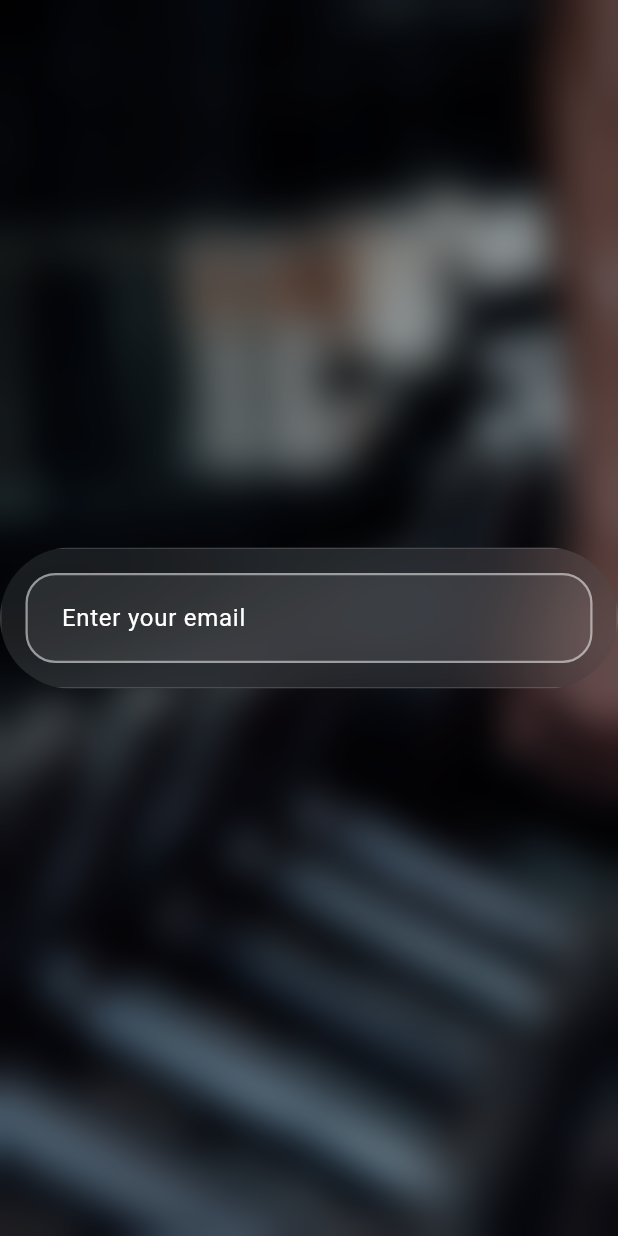
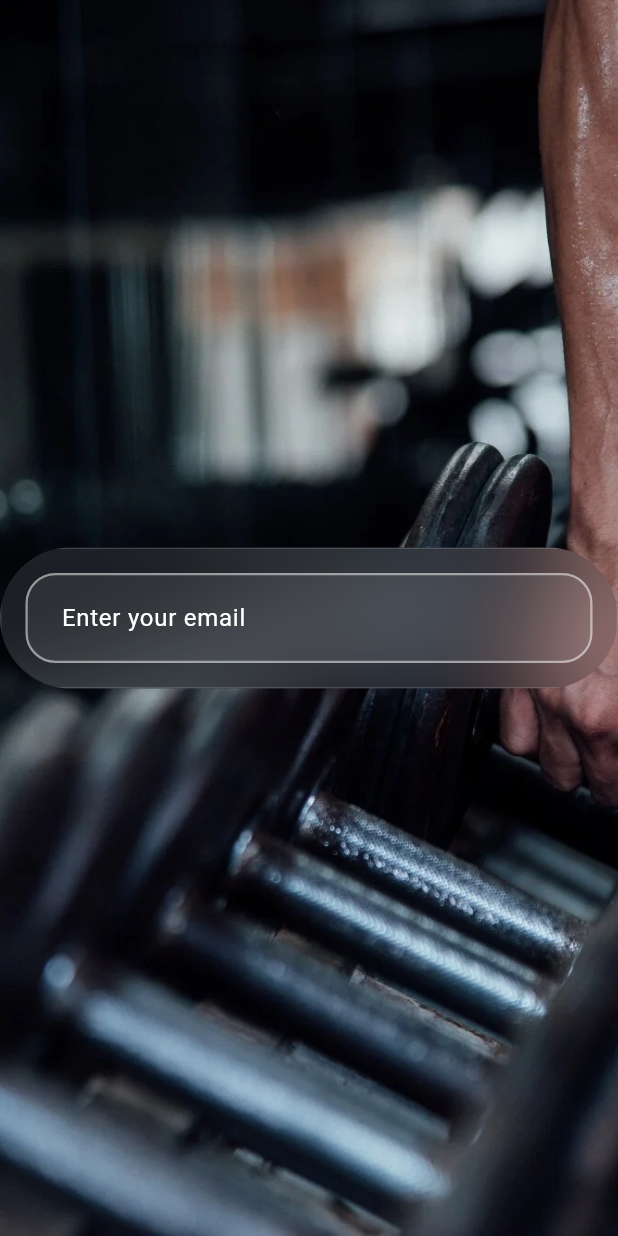
Before and after one commit to OmaarKhaaled/fitness_app, a Flutter app: the OnboardingScreen screen opened directly, on a phone screen of 412 x 824 dp. Run offline on Flutter 3.47's test engine with Material 3 defaults, Android fonts, the phone set to English and light mode, and no system bars; our stand-ins replace bloc, dio, easy_localization, equatable, flutter_bloc, flutter_secure_storage and 7 more; accounts and stored records are empty; generated files the repository leaves out were written again.

Commit message:
feat(onboarding): Implement onboarding feature with new assets and navigation

```diff
--- a/lib/core/constants/app_assets.dart
+++ b/lib/core/constants/app_assets.dart
@@ -1,9 +1,13 @@
 class AppAssets {
+  static const List<String> onBoardingSlides = [
+    onboarding1,
+    onboarding2,
+    onboarding3,
+  ];
   static const String onboarding1 = 'assets/images/onboarding_1.png';
   static const String onboarding2 = 'assets/images/onboarding_2.png';
   static const String onboarding3 = 'assets/images/onboarding_3.png';
-  static const String onboardingBackGround =
-      'assets/images/onboarding_background.jpg';
+  static const String onboardingBackGround = 'assets/images/onboarding_bg.png';
   static const String authBackground = 'assets/images/auth_background.png';
   static const String translationsPath = 'assets/translations';
 }
--- a/lib/core/routing/app_router.dart
+++ b/lib/core/routing/app_router.dart
@@ -1,5 +1,5 @@
 import 'package:fitness_app/core/constants/app_routes_constants.dart';
-import 'package:fitness_app/onboarding_screen.dart';
+import 'package:fitness_app/features/on_boarding/presentation/pages/on_boarding_page.dart';
 import 'package:go_router/go_router.dart';
 
 class AppRouter {
@@ -8,8 +8,8 @@ class AppRouter {
     routes: [
       GoRoute(
         path: AppRoutesConstants.onboardingRoute,
-        builder: (context, state) => const OnboardingScreen(),
-      ),
+        builder: (context, state) => const OnBoardingPage(),
+      )
     ],
   );
 }
--- a/lib/core/shared/app_scaffold.dart
+++ b/lib/core/shared/app_scaffold.dart
@@ -1,4 +1,3 @@
-import 'dart:ui';
 import 'package:fitness_app/core/theme/app_colors.dart';
 import 'package:flutter/material.dart';
 
@@ -18,21 +17,12 @@ class AppScaffold extends StatelessWidget {
   Widget build(BuildContext context) {
     return Scaffold(
       backgroundColor: AppColors.transparent,
-      body: SizedBox(
-        height: double.infinity,
-        child: Center(
-          child: Stack(
-            fit: StackFit.expand,
-            children: [
-              Image.asset(backgroundImage, fit: BoxFit.cover),
-              BackdropFilter(
-                filter: ImageFilter.blur(sigmaX: 12.5, sigmaY: 12.5),
-                child: Container(color: AppColors.black.withValues(alpha: .35)),
-              ),
-              Align(alignment: alignment, child: child),
-            ],
-          ),
-        ),
+      body: Stack(
+        fit: StackFit.expand,
+        children: [
+          Image.asset(backgroundImage, fit: BoxFit.cover),
+          Align(alignment: alignment, child: child),
+        ],
       ),
     );
   }
--- a/lib/core/theme/app_colors.dart
+++ b/lib/core/theme/app_colors.dart
@@ -4,8 +4,13 @@ class AppColors {
   static const primary = Color(0xFFFF4100);
   static const white = Color(0xFFFFFFFF);
   static const textSecondary = Color(0xFFD3D3D3);
+  static const hint = Color(0xFFD9D9D9);
   static const transparent = Colors.transparent;
   static const black = Color(0xFF000000);
   static const redAccent = Colors.redAccent;
   static const green = Colors.green;
+  //================ON BOARDING COLORS================
+  static final onboardingCardBackground = const Color(
+    0xFF242424,
+  ).withValues(alpha: 0.1);
 }
--- a/lib/core/theme/app_theme.dart
+++ b/lib/core/theme/app_theme.dart
@@ -1,5 +1,6 @@
 import 'package:fitness_app/core/theme/app_colors.dart';
 import 'package:flutter/material.dart';
+import 'package:google_fonts/google_fonts.dart';
 
 class AppTheme {
   static final ThemeData lightTheme = ThemeData(
@@ -129,5 +130,22 @@ class AppTheme {
       ),
       contentPadding: const EdgeInsets.symmetric(horizontal: 20, vertical: 18),
     ),
+
+    textButtonTheme: TextButtonThemeData(
+      style: TextButton.styleFrom(
+        foregroundColor: AppColors.hint,
+        overlayColor: Colors.transparent,
+        surfaceTintColor: Colors.transparent,
+        enableFeedback: false,
+        animationDuration: const Duration(microseconds: 0),
+        padding: const EdgeInsets.symmetric(horizontal: 16, vertical: 8),
+        shadowColor: Colors.transparent,
+        textStyle: GoogleFonts.balooThambi2(
+          color: AppColors.hint,
+          fontSize: 14,
+          fontWeight: FontWeight.w400,
+        ),
+      ),
+    ),
   );
 }
```
Also changed, not shown: lib/core/constants/app_text_constants.dart (+11 -9 lines), lib/features/on_boarding/presentation/cubit/on_boarding_cubit.dart (added, +8 -0 lines), lib/features/on_boarding/presentation/cubit/on_boarding_state.dart (added, +10 -0 lines), lib/features/on_boarding/presentation/pages/on_boarding_page.dart (added, +72 -0 lines), lib/features/on_boarding/presentation/widgets/on_boarding_bottom_sheet.dart (added, +105 -0 lines), lib/features/on_boarding/presentation/widgets/on_boarding_navigation.dart (added, +68 -0 lines), lib/features/on_boarding/presentation/widgets/on_boarding_pics_section.dart (added, +26 -0 lines), pubspec.yaml (+27 -49 lines), assets/images/onboarding_background.jpg (deleted), pubspec.lock, 1 other file.
